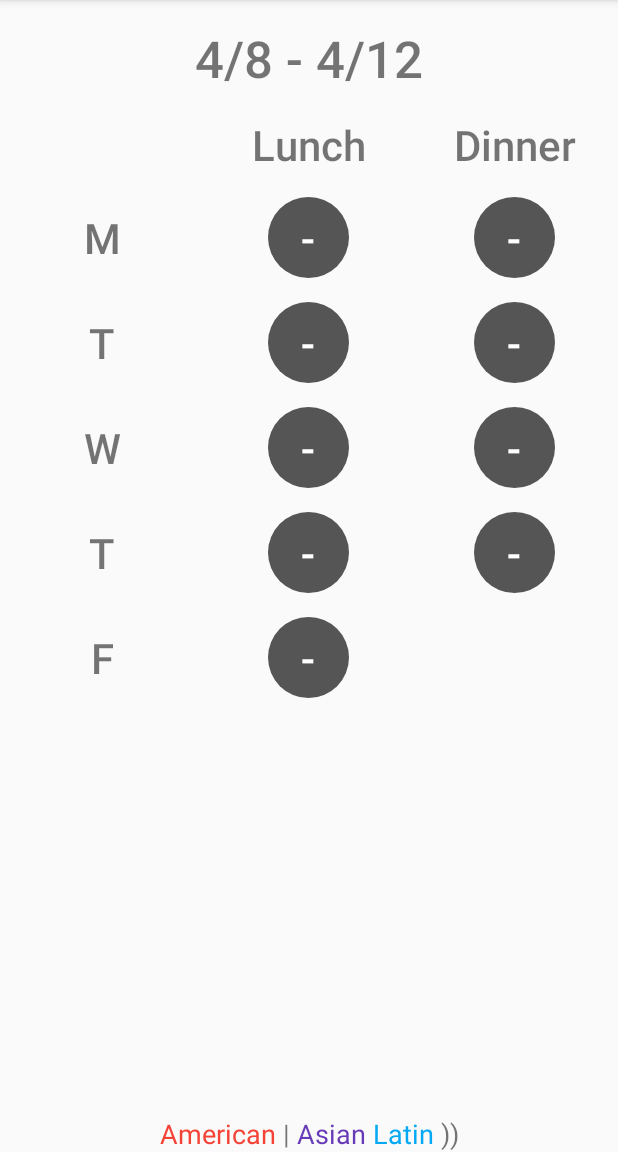
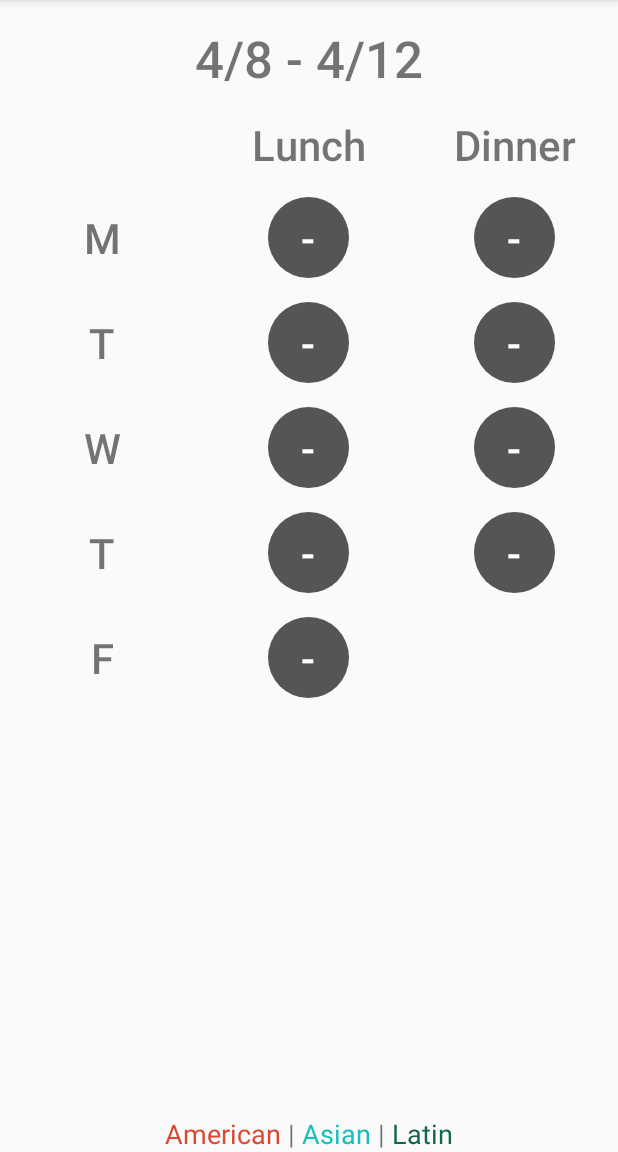
Before and after one commit to PeterSLee40/ThetaXiGreekWeekHackathon2019, an Android app: the screen it shows after launch (MainActivity), on a phone screen of 412 x 824 dp, the part 84-1236 px from its top. Run offline under Robolectric (Android 15) with nearby library versions, the phone set to English and light mode, and no system bars; our stand-ins replace Firebase (no records; nobody signed in at launch, a user with empty details on screens opened directly).

Commit message:
Color changes

```diff
--- a/app/src/main/java/com/example/peterlee/thetaxigreekweek2019/Cuisine.java
+++ b/app/src/main/java/com/example/peterlee/thetaxigreekweek2019/Cuisine.java
@@ -4,9 +4,9 @@ import android.graphics.Color;
 
 public enum Cuisine {
 
-    AMERICAN("American", "#F44336"),
-    ASIAN("Asian", "#673AB7"),
-    LATIN("Latin", "#FF9800");
+    AMERICAN("American", "#D64933"),
+    ASIAN("Asian", "#E9724C"),
+    LATIN("Latin", "#56A3A6");
 
     private final String cuisineName;
     private final String cuisineColor;
--- a/app/src/main/java/com/example/peterlee/thetaxigreekweek2019/MainActivity.java
+++ b/app/src/main/java/com/example/peterlee/thetaxigreekweek2019/MainActivity.java
@@ -69,9 +69,9 @@ public class MainActivity extends AppCompatActivity implements DatePickerDialog.
 
     public void setKeyString() {
         TextView keyTextView = findViewById(R.id.keyTextView);
-        keyTextView.setText(Html.fromHtml("<font color='#F44336'>American</font> | " +
-                "<font color='#673AB7'>Asian</font> " +
-                "<font color='#03A9F4'>Latin</font> ))"));
+        keyTextView.setText(Html.fromHtml("<font color='#D64933'>American</font> | " +
+                "<font color='#17BEBB'>Asian</font> | " +
+                "<font color='#12664F'>Latin</font>"));
     }
 
     public void pickDate(MenuItem item) {
--- a/app/src/main/res/drawable/circle_american.xml
+++ b/app/src/main/res/drawable/circle_american.xml
@@ -1,6 +1,6 @@
 <?xml version="1.0" encoding="utf-8"?>
 <shape xmlns:android="http://schemas.android.com/apk/res/android"
     android:shape="oval">
-    <solid android:color="#F44336"/>
+    <solid android:color="#D64933"/>
     <size android:width="44dp" android:height="44dp"/>
 </shape>
--- a/app/src/main/res/drawable/circle_asian.xml
+++ b/app/src/main/res/drawable/circle_asian.xml
@@ -1,6 +1,6 @@
 <?xml version="1.0" encoding="utf-8"?>
 <shape xmlns:android="http://schemas.android.com/apk/res/android"
     android:shape="oval">
-    <solid android:color="#673AB7"/>
+    <solid android:color="#17BEBB"/>
     <size android:width="44dp" android:height="44dp"/>
 </shape>
--- a/app/src/main/res/drawable/circle_latin.xml
+++ b/app/src/main/res/drawable/circle_latin.xml
@@ -1,6 +1,6 @@
 <?xml version="1.0" encoding="utf-8"?>
 <shape xmlns:android="http://schemas.android.com/apk/res/android"
     android:shape="oval">
-    <solid android:color="#03A9F4"/>
+    <solid android:color="#12664F"/>
     <size android:width="44dp" android:height="44dp"/>
 </shape>
```
Also changed, not shown: 8 other files.
